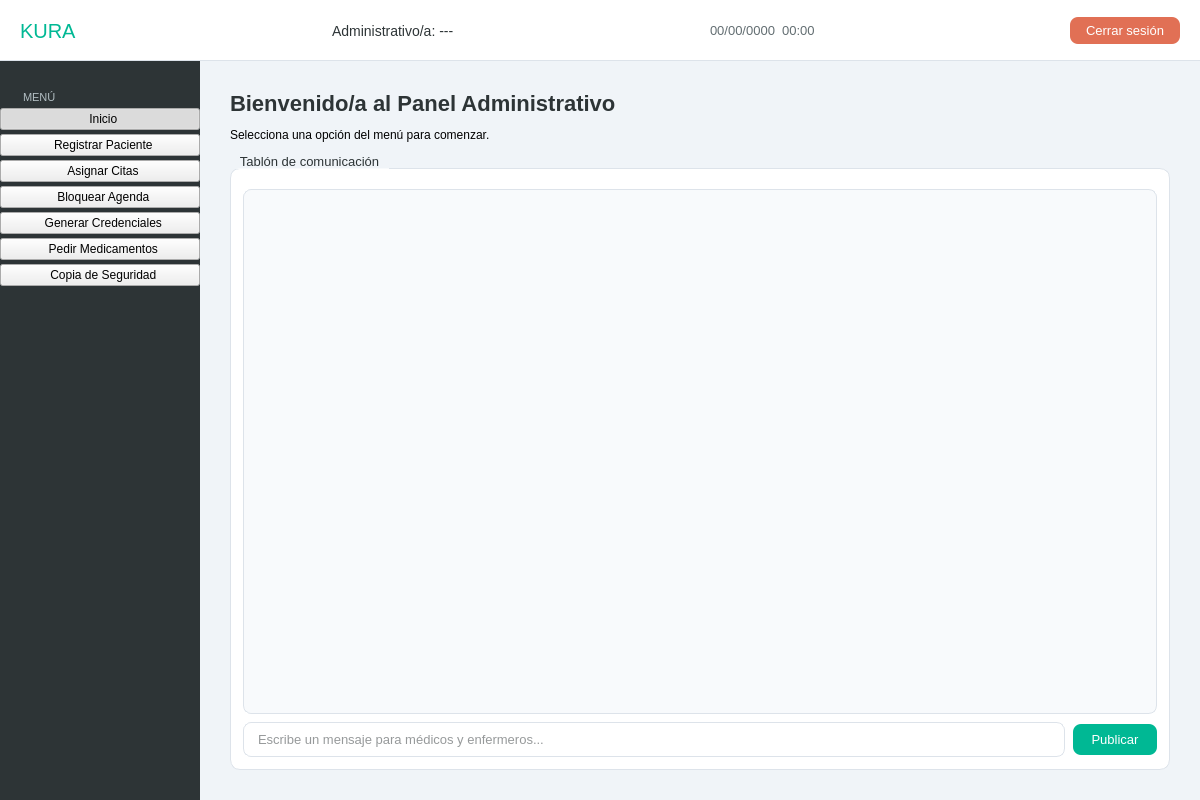
First picture: the form in src/vista/Ui/VistaAdministrativo.ui, repository hgarcg04/software-engineering, before the edit.
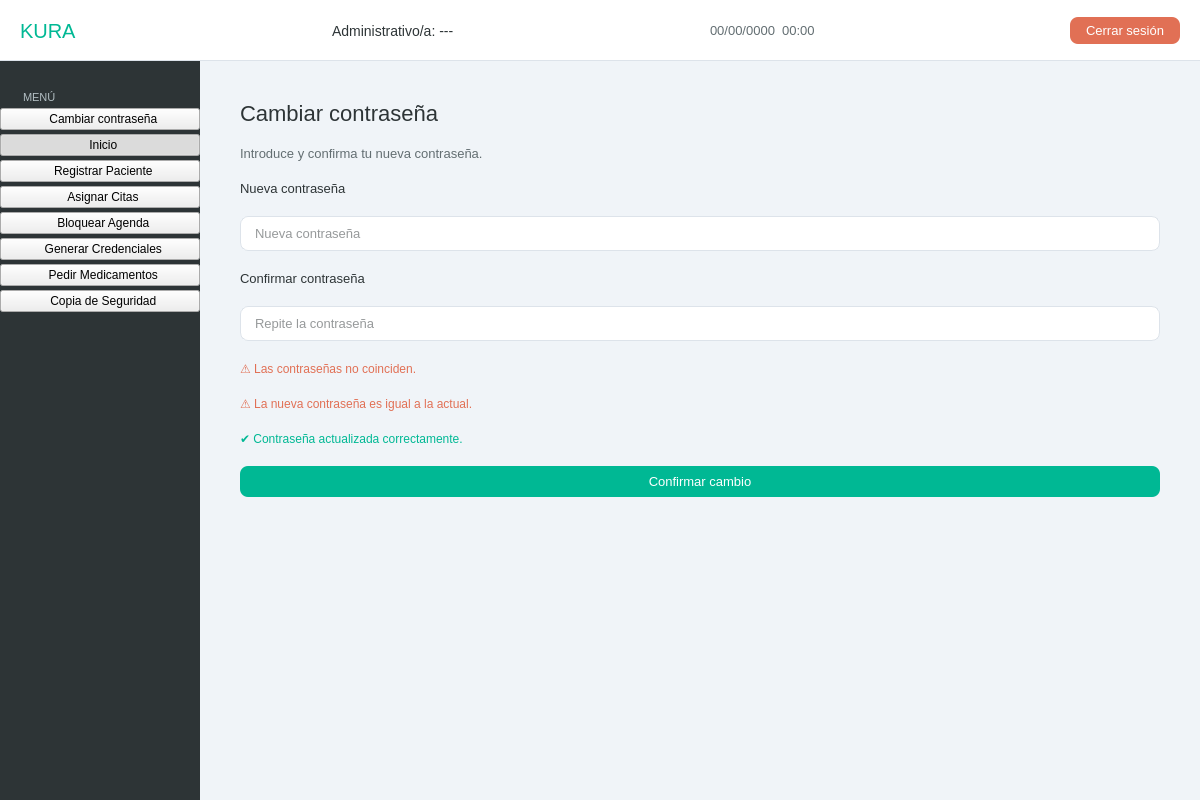
Second picture: the form after the edit. The open tabs and pages were chosen to show the change.

Commit message: Agregando funcionalidad: cambio de contraseña para enfemeros y admins

```diff
--- a/src/vista/Ui/VistaAdministrativo.ui
+++ b/src/vista/Ui/VistaAdministrativo.ui
@@ -494,6 +494,14 @@
            </property>
           </widget>
          </item>
+         <!-- *** NUEVO: botón cambiar contraseña *** -->
+         <item>
+          <widget class="QPushButton" name="btn_nav_password">
+           <property name="text"><string>  Cambiar contraseña</string></property>
+           <property name="checkable"><bool>true</bool></property>
+           <property name="class" stdset="0"><string>navBtn</string></property>
+          </widget>
+         </item>
          <item>
           <widget class="QPushButton" name="btn_nav_inicio">
            <property name="text">
@@ -1688,6 +1696,129 @@
          </layout>
         </widget>
 
+        <!-- ══════════════ PAGE 7: CAMBIAR CONTRASEÑA ══════════════ -->
+        <widget class="QWidget" name="page_password">
+         <layout class="QVBoxLayout">
+          <property name="spacing"><number>20</number></property>
+          <property name="leftMargin"><number>40</number></property>
+          <property name="topMargin"><number>40</number></property>
+          <property name="rightMargin"><number>40</number></property>
+          <property name="bottomMargin"><number>40</number></property>
+
+          <!-- Título -->
+          <item>
+           <widget class="QLabel" name="lbl_pw_titulo">
+            <property name="text"><string>Cambiar contraseña</string></property>
+            <property name="styleSheet">
+             <string>font-family: 'Segoe UI Black'; font-size: 22px; color: #2d3436;</string>
+            </property>
+           </widget>
+          </item>
+
+          <!-- Subtítulo -->
+          <item>
+           <widget class="QLabel" name="lbl_pw_sub">
+            <property name="text"><string>Introduce y confirma tu nueva contraseña.</string></property>
+            <property name="styleSheet">
+             <string>font-family: 'Segoe UI'; font-size: 13px; color: #636e72;</string>
+            </property>
+           </widget>
+          </item>
+
+          <!-- Campo nueva contraseña -->
+          <item>
+           <widget class="QLabel" name="lbl_pw_nueva">
+            <property name="text"><string>Nueva contraseña</string></property>
+            <property name="styleSheet">
+             <string>font-family: 'Segoe UI Semibold'; font-size: 13px; color: #2d3436;</string>
+            </property>
+           </widget>
+          </item>
+          <item>
+           <widget class="QLineEdit" name="input_pw_nueva">
+            <property name="echoMode"><enum>QLineEdit::Password</enum></property>
+            <property name="placeholderText"><string>Nueva contraseña</string></property>
+            <property name="maximumWidth"><number>400</number></property>
+           </widget>
+          </item>
+
+          <!-- Campo confirmar contraseña -->
+          <item>
+           <widget class="QLabel" name="lbl_pw_confirmar">
+            <property name="text"><string>Confirmar contraseña</string></property>
+            <property name="styleSheet">
+             <string>font-family: 'Segoe UI Semibold'; font-size: 13px; color: #2d3436;</string>
+            </property>
+           </widget>
+          </item>
+          <item>
+           <widget class="QLineEdit" name="input_pw_confirmar">
+            <property name="echoMode"><enum>QLineEdit::Password</enum></property>
+            <property name="placeholderText"><string>Repite la contraseña</string></property>
+            <property name="maximumWidth"><number>400</number></property>
+           </widget>
+          </item>
+
+          <!-- Mensaje: contraseñas no coinciden -->
+          <item>
+           <widget class="QLabel" name="lbl_pw_error_coincidencia">
+            <property name="text"><string>⚠ Las contraseñas no coinciden.</string></property>
+            <property name="visible"><bool>false</bool></property>
+            <property name="styleSheet">
+             <string>color: #e17055; font-family: 'Segoe UI'; font-size: 12px;</string>
+            </property>
+           </widget>
+          </item>
+
+          <!-- Mensaje: contraseña igual a la actual -->
+          <item>
+           <widget class="QLabel" name="lbl_pw_error_igual">
+            <property name="text"><string>⚠ La nueva contraseña es igual a la actual.</string></property>
+            <property name="visible"><bool>false</bool></property>
+            <property name="styleSheet">
+             <string>color: #e17055; font-family: 'Segoe UI'; font-size: 12px;</string>
+            </property>
+           </widget>
+          </item>
+
+          <!-- Mensaje: éxito -->
+          <item>
+           <widget class="QLabel" name="lbl_pw_ok">
+            <property name="text"><string>✔ Contraseña actualizada correctamente.</string></property>
+            <property name="visible"><bool>false</bool></property>
+            <property name="styleSheet">
+             <string>color: #00b894; font-family: 'Segoe UI Semibold'; font-size: 12px;</string>
+            </property>
+           </widget>
+          </item>
+
+          <!-- Botón confirmar -->
+          <item>
+           <widget class="QPushButton" name="btn_pw_confirmar">
+            <property name="text"><string>Confirmar cambio</string></property>
+            <property name="maximumWidth"><number>200</number></property>
+            <property name="styleSheet">
+             <string>
+              QPushButton { background-color: #00b894; color: white; border-radius: 8px;
+                            padding: 8px 18px; font-family: 'Segoe UI Semibold'; font-size: 13px; border: none; }
+              QPushButton:hover { background-color: #00a381; }
+              QPushButton:disabled { background-color: #b2d8d0; color: white; }
+             </string>
+            </property>
+           </widget>
+          </item>
+
+          <!-- Spacer inferior -->
+          <item>
+           <spacer>
+            <property name="orientation"><enum>Qt::Vertical</enum></property>
+            <property name="sizeHint" stdset="0"><size><width>20</width><height>40</height></size></property>
+           </spacer>
+          </item>
+
+         </layout>
+        </widget>
+
        </widget>
       </item>
      </layout>
```
The commit also changes 20 other files.
